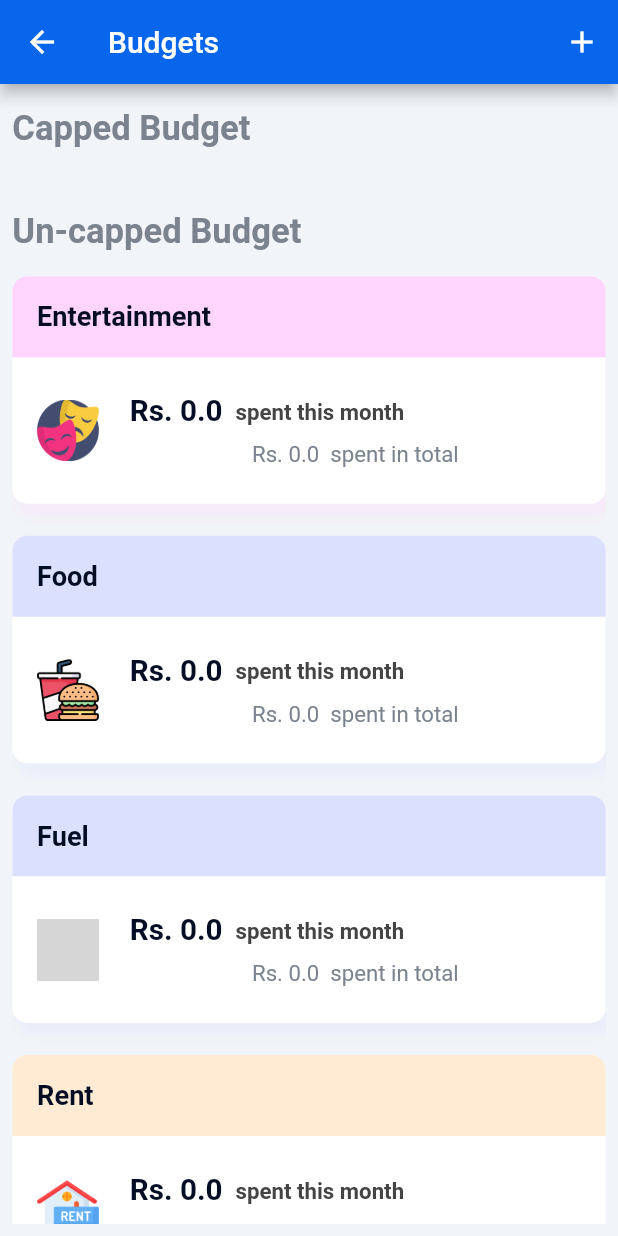
After one commit to UTPAL-GAURAV/BudgetLab, a Flutter app: the BudgetScreen screen opened directly, on a phone screen of 412 x 824 dp. The commit adds this screen. Run offline on Flutter 3.47's test engine with Material 2 defaults, Android fonts, the phone set to English and light mode, and no system bars; our stand-ins replace flutter_svg, image_cropper, image_picker, objectbox, permission_handler, shared_preferences; missing offline and left inert: dart:html; accounts and stored records are empty; generated files the repository leaves out were written again; grey boxes are pictures that could not be loaded.

Commit message:
Budget Screen Finished

```diff
--- /dev/null
+++ b/lib/BudgetModule/Budgets/Budget/UI/budget_screen.dart
@@ -0,0 +1,74 @@
+
+import 'package:budgetlab/BudgetModule/Budgets/Budget/UI/unCappedBudget.dart';
+import 'package:budgetlab/Shared/color_manager.dart';
+import 'package:flutter/material.dart';
+
+import '../../../../HomeModule/UI/homePage_screen.dart';
+import '../../../../Shared/routes_manager.dart';
+import 'cappedBudget.dart';
+
+class BudgetScreen extends StatefulWidget {
+  const BudgetScreen({Key? key}) : super(key: key);
+
+  @override
+  State<BudgetScreen> createState() => _BudgetScreenState();
+}
+
+class _BudgetScreenState extends State<BudgetScreen> {
+  @override
+  Widget build(BuildContext context) {
+    return Scaffold(
+        appBar: AppBar(
+          title: const Text("Budgets"),
+          backgroundColor: ColorManager.PRIMARY_BLUE,
+          actions: [
+            IconButton(
+              icon: Icon(Icons.add),
+              onPressed: () {
+                Navigator.push(
+                    context, MaterialPageRoute(builder: routes['/category']!));
+              },
+            ),
+          ],
+        ),
+
+      body: Container(
+        color: ColorManager.PRIMARY_BACKGROUND,
+        width: MediaQuery.of(context).size.width,
+        height: screenHeight(1.0, context) - AppBar().preferredSize.height,
+        child: Padding(
+          padding: EdgeInsets.fromLTRB(screenWidth(0.02, context), screenHeight(0.01, context),
+              screenWidth(0.02, context), screenHeight(0.01, context)),
+          child: SingleChildScrollView(
+            child: Column(
+              crossAxisAlignment: CrossAxisAlignment.start,
+              children: [
+                Padding(
+                  padding: EdgeInsets.only(top: screenHeight(0.01, context), bottom: screenHeight(0.01, context)),
+                  child: Text(
+                    "Capped Budget",
+                    style:
+                    TextStyle(color: ColorManager.DARK_GREY, fontSize: screenHeight(0.028, context), fontWeight: FontWeight.bold),
+                  ),
+                ),
+                Container(
+                  child: getCappedBudget(),
+                ),
+                Padding(
+                  padding: EdgeInsets.only(top: screenHeight(0.04, context), bottom: screenHeight(0.01, context)),
+                  child: Text(
+                    "Un-capped Budget",
+                    style:
+                    TextStyle(color: ColorManager.DARK_GREY, fontSize: screenHeight(0.028, context), fontWeight: FontWeight.bold),
+                  ),
+                ),
+                Container(
+                  child: getUnCappedBudget(),
+                ),
+              ],
+            ),
+          )),
+      ),
+    );
+  }
+}
--- /dev/null
+++ b/lib/BudgetModule/Budgets/Budget/UI/unCappedBudget.dart
@@ -0,0 +1,159 @@
+import 'dart:io';
+
+import 'package:budgetlab/Shared/enums_manager.dart';
+import 'package:flutter/material.dart';
+import 'package:intl/intl.dart';
+
+import '../../../../HomeModule/UI/homePage_screen.dart';
+import '../../../../Shared/color_manager.dart';
+import '../../../../Shared/service/common_service.dart';
+import '../../Category/category_controller.dart';
+import '../../Category/category_entity.dart';
+
+/// Public Method //////////////////////////////////////////////////////////////
+
+getUnCappedBudget() {
+  return const UnCappedBudget();
+}
+
+/// Widget /////////////////////////////////////////////////////////////////////
+
+class UnCappedBudget extends StatefulWidget {
+  const UnCappedBudget({Key? key}) : super(key: key);
+
+  @override
+  State<UnCappedBudget> createState() => _UnCappedBudgetState();
+}
+
+class _UnCappedBudgetState extends State<UnCappedBudget> {
+  CategoryController categoryController = CategoryController();
+
+  List<Category> categoryList = [];
+
+  @override
+  void initState() {
+    categoryList = categoryController.getAllCategoryList();
+    super.initState();
+  }
+
+  @override
+  Widget build(BuildContext context) {
+    return ListView.builder(
+        shrinkWrap: true,
+        physics: NeverScrollableScrollPhysics(),
+        itemCount: categoryList.length,
+        itemBuilder: (context, index) {
+          if (!categoryList[index].isCap) {
+            double currentCycleAmountSpent =
+                categoryList[index].cycleBudget - categoryList[index].currentCycleAmountLeft;
+            String path = categoryList[index].icon;
+            String message = categoryList[index].transactionType == TransactionType.expense.name
+                ? " spent this month"
+                : categoryList[index].transactionType == TransactionType.income.name
+                    ? " earned this month"
+                    : " invested this month";
+            String totalMessage = categoryList[index].transactionType == TransactionType.expense.name
+                ? " spent in total"
+                : categoryList[index].transactionType == TransactionType.income.name
+                    ? " earned in total"
+                    : " invested in total";
+
+            return Container(
+              margin: EdgeInsets.fromLTRB(0, screenHeight(0.01, context), 0, screenHeight(0.016, context)),
+              decoration: BoxDecoration(
+                color: Colors.white,
+                borderRadius: BorderRadius.circular(10.0),
+                boxShadow: [
+                  BoxShadow(
+                    color: getRandomLightColor(categoryList[index].name).withOpacity(0.3),
+                    blurRadius: 5,
+                    offset: Offset(4, 8), // shadow position
+                  ),
+                ],
+              ),
+              child: Column(
+                crossAxisAlignment: CrossAxisAlignment.start,
+                children: [
+                  Container(
+                    width: double.infinity,
+                    padding: EdgeInsets.fromLTRB(screenWidth(0.04, context), screenHeight(0.02, context),
+                        screenWidth(0.04, context), screenHeight(0.02, context)),
+                    decoration: BoxDecoration(
+                        color: getRandomLightColor(categoryList[index].name),
+                        borderRadius:
+                            BorderRadius.only(topLeft: Radius.circular(10.0), topRight: Radius.circular(10.0))),
+                    child: Text(
+                      categoryList[index].name,
+                      style: TextStyle(
+                          color: ColorManager.BLACK_VOID,
+                          fontSize: screenHeight(0.022, context),
+                          fontWeight: FontWeight.bold),
+                    ),
+                  ),
+                  Container(
+                    padding: EdgeInsets.fromLTRB(screenWidth(0.04, context), screenHeight(0.03, context),
+                        screenWidth(0.04, context), screenHeight(0.03, context)),
+                    child: Row(children: [
+                      ClipRRect(
+                        // Ensure image is clipped to the container's border
+                        child: path.startsWith('assets/')
+                            ? Image.asset(
+                                path,
+                                fit: BoxFit.fill,
+                                height: screenHeight(0.05, context),
+                                width: screenHeight(0.05, context), // Ensure the image covers the entire container
+                              )
+                            : Image.file(
+                                File(path),
+                                fit: BoxFit.cover,
+                                height: screenHeight(0.05, context),
+                                width: screenHeight(0.05, context), // Ensure the image covers the entire container
+                              ),
+                      ),
+                      Padding(padding: EdgeInsets.only(left: screenWidth(0.05, context))),
+                      Expanded(
+                        child: Column(
+                          children: [
+                            Row(
+                              children: [
+                                Text(
+                                  "Rs. ${currentCycleAmountSpent} ",
+                                  style: TextStyle(
+                                      color: ColorManager.BLACK_VOID,
+                                      fontSize: screenHeight(0.024, context),
+                                      fontWeight: FontWeight.bold),
+                                ),
+                                Text(
+                                  message,
+                                  style: TextStyle(
+                                      color: ColorManager.DARKER_GREY,
+                                      fontSize: screenHeight(0.018, context),
+                                      fontWeight: FontWeight.bold),
+                                ),
+                              ],
+                            ),
+                            Padding(padding: EdgeInsets.only(top: screenHeight(0.01, context))),
+                            Row(
+                              mainAxisAlignment: MainAxisAlignment.center,
+                              children: [
+                                Text(
+                                  "Rs. ${categoryList[index].totalAmountSpent} ${totalMessage}",
+                                  style:
+                                      TextStyle(color: ColorManager.DARK_GREY, fontSize: screenHeight(0.018, context)),
+                                )
+                              ],
+                            ),
+                          ],
+                        ),
+                      ),
+                    ]),
+                  ),
+                ],
+              ),
+            );
+          } else {
+            return Container();
+          }
+        });
+  }
+}
--- a/lib/BudgetModule/Budgets/Category/category_controller.dart
+++ b/lib/BudgetModule/Budgets/Category/category_controller.dart
@@ -16,4 +16,8 @@ class CategoryController {
   Future<bool> deleteCategory(int id) {
     return categoryService.deleteCategory(id);
   }
+
+  updateAmountOfCategory(String category, double amountSpent) {
+    return categoryService.updateAmountOfCategory(category, amountSpent);
+  }
 }
--- a/lib/BudgetModule/Budgets/Category/category_entity.dart
+++ b/lib/BudgetModule/Budgets/Category/category_entity.dart
@@ -7,7 +7,7 @@ class Category {
   String name;  // Unique
   String icon;
   bool isCap;
-  String cycle; //repeats
+  String cycle; //repeats, enum is BudgetCycle
   double cycleBudget;
   bool addToNextCycle;
   double currentCycleAmountLeft;
--- a/lib/BudgetModule/IncomeExpense/incomeExpense_controller.dart
+++ b/lib/BudgetModule/IncomeExpense/incomeExpense_controller.dart
@@ -1,10 +1,14 @@
+import 'package:budgetlab/BudgetModule/Budgets/Category/category_controller.dart';
 import 'package:budgetlab/BudgetModule/History/history_entity.dart';
 import 'package:budgetlab/BudgetModule/History/history_service.dart';
 
 class IncomeExpenseController {
   HistoryService historyService = HistoryService();
+  CategoryController categoryController = CategoryController();
+
   int addIncomeExpense(History history) {
     //TODO: Update Category table
+    categoryController.updateAmountOfCategory(history.category, history.amount);
     return historyService.addHistory(history);
   }
 }
--- a/lib/Shared/color_manager.dart
+++ b/lib/Shared/color_manager.dart
@@ -14,20 +14,36 @@ class ColorManager {
   static Color BLUE = Color(0xFF1E88E5);
   static Color LIGHT_RED = Color(0xFFFFCDD2);
   static Color LIGHT_PURPLE = Color(0xFFD1C4E9);
+  static Color LAVENDER = Color(0xFFE6E6FA);
   static Color LIGHT_GREEN = Color(0xFF9CCC65);
 
   //New color themes
   static Color BACKGROUND_GREY = Color(0xFFF5F7F8);
+  static Color SHADOW_GREY = Color(0xFFF3F4F8);
   static Color PRIMARY_BLUE = Color(0xFF0766EB);
   static Color FLUTTER_BLUE = Color(0xFF2196F3);
+  static Color PROGRESS_BLUE = Color(0xFF5276E1);
   static Color BACKGROUND_LIGHT_BLUE = Color(0xFFB5E2FF);
   static Color BACKGROUND_LIGHT_RED = Color(0xFFFF9194);
   static Color BACKGROUND_LIGHT_GREEN = Color(0xFF90EE90);
   static Color DARK_GREY = Color(0xFF7B848E);
+  static Color DARKER_GREY = Color(0xFF444444);
   static Color BLACK_VOID = Color(0xFF030E25);
   static Color CYAN = Color(0xFF3DC4DC);
   // static Color FADED_BLUE = Color(0xFF766FF4);
   static Color HOT_CORAL = Color(0xFFF45B5B);
   static Color INCOME_GREEN = Color(0xFF56BA96);
   static Color EXPENSE_RED = Color(0xFFFD4954);
+  static Color GOLDEN = Color(0xFFFFDF00);
+  static Color MUSTARD = Color(0xFFEFCC00);
+
+  // Light color themes
+  static Color LIGHT_CYAN = Color(0xFFD2F7FF);
+  static Color LIGHTER_PURPLE = Color(0xFFDAE0FD);
+  static Color LIGHT_BLUE = Color(0xFFD4EBFF);
+  static Color LIGHT_MAGENTA = Color(0xFFFFD4FD);
+  static Color LIGHT_YELLOW = Color(0xFFFEFFD4);
+  static Color LIGHT_ORANGE = Color(0xFFFFEBD4);
+  static Color LIGHT_BROWN = Color(0xFFFFDFE0);
+  static Color LIGHTER_GREEN = Color(0xFFDEFFDC);
 }
--- a/lib/Shared/constants_manager.dart
+++ b/lib/Shared/constants_manager.dart
@@ -4,6 +4,7 @@ class ConstantsManager {
   static const String CONTENT = "CONTENT";
   static const String LOAN_LEND = "Loan/Lend";
   static const String INCOME_EXPENSE = "Transactions";
+  static const String BUDGET = "Budget";
   static const String SAVINGS = "Savings";
   static const String ADD_SAVINGS = "Add Savings";
   static const String ADD_LOAN_LEND = "Add Loan/Lend";
--- a/lib/Shared/routes_manager.dart
+++ b/lib/Shared/routes_manager.dart
@@ -3,6 +3,7 @@ import 'package:budgetlab/BudgetModule/History/UI/history_screen.dart';
 import 'package:budgetlab/HomeModule/UI/homePage_screen.dart';
 import 'package:flutter/widgets.dart';
 
+import '../BudgetModule/Budgets/Budget/UI/budget_screen.dart';
 import '../BudgetModule/Budgets/Category/UI/category_screen.dart';
 import '../BudgetModule/LoanLend/UI/addLoanLend_screen.dart';
 import '../BudgetModule/LoanLend/UI/loanLendHome_screen.dart';
@@ -19,6 +20,7 @@ final Map<String, WidgetBuilder> routes = <String, WidgetBuilder>{
   '/addIncomeExpense': (BuildContext context) => const AddIncomeExpenseScreen(),
   '/category': (BuildContext context) => const CategoryScreen(showDeleteButton: false),
   '/history': (BuildContext context) => const HistoryScreen(),
+  '/budget': (BuildContext context) => const BudgetScreen(),
   '/savings': (BuildContext context) => const SavingsHomeScreen(),
   '/addSavings': (BuildContext context) => const AddSavingsScreen()
   // add more routes as needed
--- a/lib/Shared/service/common_service.dart
+++ b/lib/Shared/service/common_service.dart
@@ -1,8 +1,12 @@
 import 'dart:convert';
 
+import 'package:budgetlab/Shared/color_manager.dart';
 import 'package:budgetlab/Shared/service/localStorage_service.dart';
 import 'package:flutter/material.dart';
 import 'package:flutter/services.dart';
+import 'package:intl/intl.dart';
+
+import '../enums_manager.dart';
 
 height(double num, BuildContext context) {
   return MediaQuery.of(context).size.height * num;
@@ -45,3 +49,43 @@ Future<List<String>> _getAssetImages(String assetPath) async {
 
   return assetImages;
 }
+
+Color getBudgetProgressBarColor(double budgetUsedInPercentage) {
+  if (budgetUsedInPercentage >= 1) {
+    return ColorManager.HOT_CORAL;
+  } else if (budgetUsedInPercentage >= 0.8) {
+    return ColorManager.MUSTARD;
+  }
+  return ColorManager.PROGRESS_BLUE;
+}
+
+Color getRandomLightColor(String input) {
+  const int colorCountInList = 6;
+  int i = input.hashCode % colorCountInList;
+  // Avoid Red & Green colors, as it gives wrong impression
+  List<Color> colorList = [
+    ColorManager.LIGHT_CYAN,
+    ColorManager.LIGHTER_PURPLE,
+    ColorManager.LIGHT_BLUE,
+    ColorManager.LIGHT_MAGENTA,
+    ColorManager.LIGHT_YELLOW,
+    ColorManager.LIGHT_ORANGE,
+  ];
+  return colorList[i];
+}
+
+String getCurrentCycleDateFormat(String cycle) {
+  if(cycle == BudgetCycle.Weekly.name) {
+    final now = DateTime.now();
+    // Format the dates as required
+    final formatter = DateFormat('dd MMM');
+    // Calculate date of the previous Monday
+    final formattedPreviousMonday = formatter.format(now.subtract(Duration(days: now.weekday - 1)));
+    // Calculate date of the upcoming Sunday
+    final formattedUpcomingSunday = formatter.format(now.add(Duration(days: 7 - now.weekday)));
+    return "${formattedPreviousMonday} - ${formattedUpcomingSunday}";
+  } else if(cycle == BudgetCycle.Monthly.name) {
+    return DateFormat('MMM, yyyy').format(DateTime.now());
+  }
+  return "Year ${DateTime.now().year}";
+}
--- a/lib/Shared/widgets/featuresTiles.dart
+++ b/lib/Shared/widgets/featuresTiles.dart
@@ -39,7 +39,7 @@ class _FeaturesTilesState extends State<FeaturesTiles> {
           children: [
             _getLoanLendIconTile(context),
             _getSavingsIconTile(context),
-            getTransactionIconTile(context),
+            getBudgetIconTile(context),
           ],
         )
       ,
@@ -118,7 +118,7 @@ _getSavingsIconTile(context) {
   );
 }
 
-getTransactionIconTile(context) {
+getBudgetIconTile(context) {
   return SizedBox(
     child: Column(
       mainAxisSize: MainAxisSize.min,
@@ -127,7 +127,7 @@ getTransactionIconTile(context) {
           heroTag: "tag3",
           onPressed: () {
             Navigator.push(
-                context, MaterialPageRoute(builder: routes['/transactions']!));
+                context, MaterialPageRoute(builder: routes['/budget']!));
           },
           backgroundColor: Colors.blueAccent,
           child: const Icon(
```
Also changed, not shown: lib/BudgetModule/Budgets/Budget/UI/cappedBudget.dart (added, +150 -0 lines), lib/BudgetModule/Budgets/Category/category_repository.dart (+7 -0 lines), lib/BudgetModule/Budgets/Category/category_service.dart (+7 -0 lines), lib/Shared/widgets/widget_manager.dart (+41 -1 lines), assets/images/icons/like.png (added), assets/images/icons/no-money.png (added), assets/images/icons/warning.png (added).
